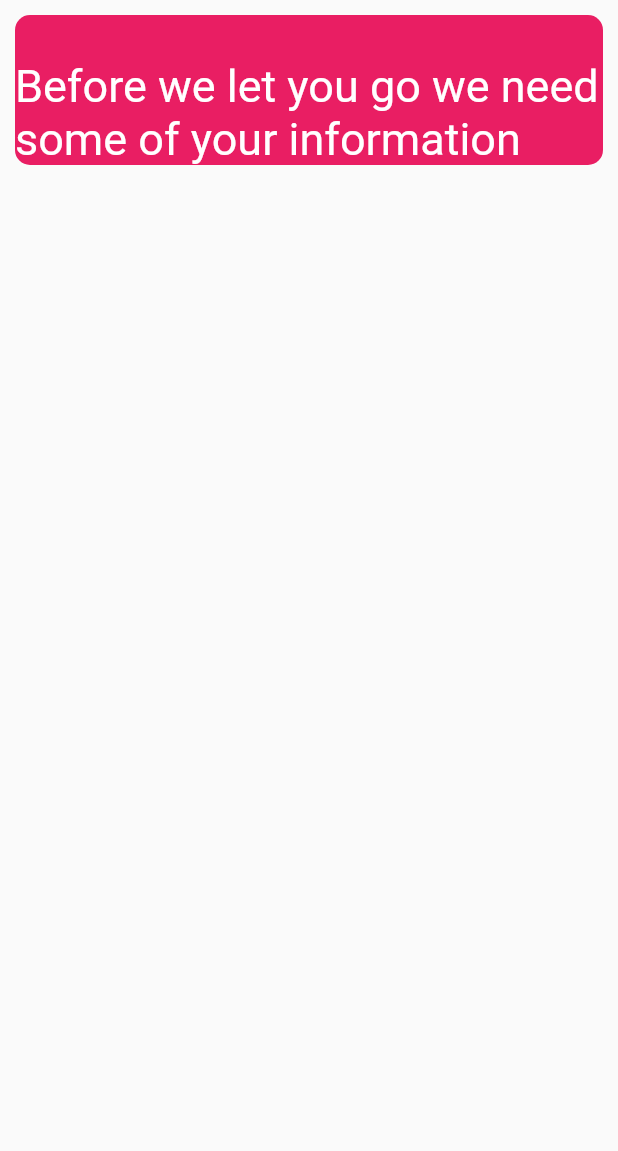
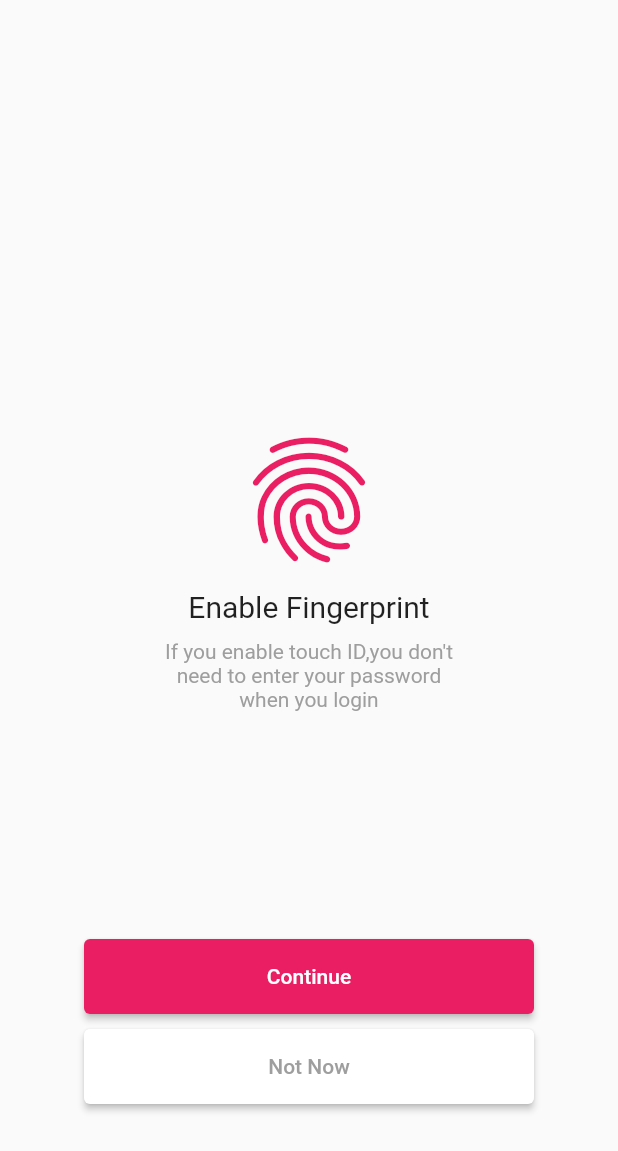
Before and after one commit to Taqaddusshafi/fitness_comiunity_app, a Flutter app: the Screen2 screen opened directly, after a tap on "SIGNUP", on a phone screen of 412 x 824 dp. Shown: the top 1151 px of the screen. Run offline on Flutter 3.47's test engine with Material 2 defaults, Android fonts, the light colour scheme and no system bars; our stand-ins replace flutter_signin_button.

Commit message:
fingerprint page added

```diff
--- a/lib/main.dart
+++ b/lib/main.dart
@@ -282,7 +282,7 @@ class _Screen2State extends State<Screen2> {
             SizedBox(
               height: 10,
             ),
-            Container(
+            /* Container(
               width: 600,
               margin: EdgeInsets.fromLTRB(40, 0, 0, 10),
               child: Row(
@@ -309,9 +309,27 @@ class _Screen2State extends State<Screen2> {
                       )))
                 ],
               ),
-            ),
+            ), */
             Container(
-                margin: EdgeInsets.fromLTRB(50, 0, 50, 0),
+                margin: EdgeInsets.fromLTRB(50, 10, 50, 0),
+                child: const TextField(
+                  obscureText: false,
+                  decoration: InputDecoration(
+                    border: OutlineInputBorder(),
+                    labelText: 'First Name',
+                  ),
+                )),
+            Container(
+                margin: EdgeInsets.fromLTRB(50, 10, 50, 0),
+                child: const TextField(
+                  obscureText: false,
+                  decoration: InputDecoration(
+                    border: OutlineInputBorder(),
+                    labelText: 'Last Name',
+                  ),
+                )),
+            Container(
+                margin: EdgeInsets.fromLTRB(50, 10, 50, 0),
                 child: const TextField(
                   obscureText: false,
                   decoration: InputDecoration(
@@ -435,7 +453,7 @@ class Screen3 extends StatefulWidget {
 
 class _Screen3State extends State<Screen3> {
   int _counter = 0;
-  void _fun() {}
+  void _fun222() {}
 
   // void _incrementCounter() {
   //setState(() {
@@ -475,24 +493,63 @@ class _Screen3State extends State<Screen3> {
           // center the children vertically; the main axis here is the vertical
           // axis because Columns are vertical (the cross axis would be
           // horizontal).
-          mainAxisAlignment: MainAxisAlignment.start,
-          crossAxisAlignment: CrossAxisAlignment.start,
+          mainAxisAlignment: MainAxisAlignment.center,
           children: <Widget>[
             Container(
+              margin: EdgeInsets.fromLTRB(0, 200, 0, 10),
+              child: Icon(
+                Icons.fingerprint_outlined,
+                size: 100,
+                color: Colors.pink,
+              ),
+            ),
+            Container(
+                child: Text(
+              "Enable Fingerprint",
+              style: TextStyle(
+                fontSize: 20,
+              ),
+            )),
+            SizedBox(
+              height: 10,
+            ),
+            Container(
+                width: 200,
+                height: 100,
+                child: Text(
+                  "If you enable touch ID,you don't need to enter your password when you login",
+                  textAlign: TextAlign.center,
+                  style: TextStyle(
+                    color: Colors.grey,
+                  ),
+                )),
+            SizedBox(
               height: 100,
-              width: double.infinity,
-              padding: EdgeInsets.fromLTRB(0, 30, 0, 0),
-              margin: EdgeInsets.all(10),
+            ),
+            Container(
+              width: 300,
+              height: 50,
               decoration: BoxDecoration(
-                  color: Colors.pink, borderRadius: BorderRadius.circular(10)),
-              child: Text(
-                "Before we let you go we need some of your information",
-                style: TextStyle(
-                  color: Colors.white,
-                  fontSize: 30,
+                  borderRadius: BorderRadius.circular(15), color: Colors.pink),
+              child: ElevatedButton(
+                onPressed: () => _fun222(),
+                child: Text("Continue"),
+              ),
+            ),
+            Container(
+                width: 300,
+                height: 50,
+                margin: EdgeInsets.fromLTRB(0, 10, 0, 5),
+                decoration: BoxDecoration(
+                  borderRadius: BorderRadius.circular(15),
                 ),
-              ),
-            )
+                child: ElevatedButton(
+                    onPressed: () => null,
+                    child: Text("Not Now"),
+                    style: ElevatedButton.styleFrom(
+                      primary: Colors.white,
+                      onPrimary: Colors.grey,
+                    ))),
           ],
         ),
       ),
```
